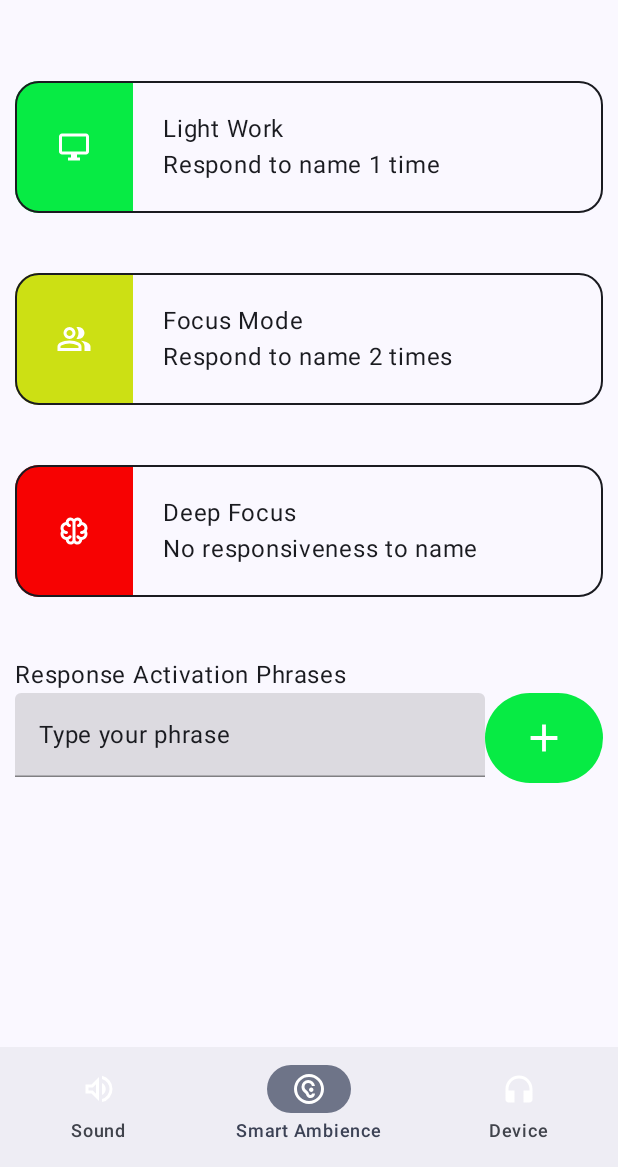
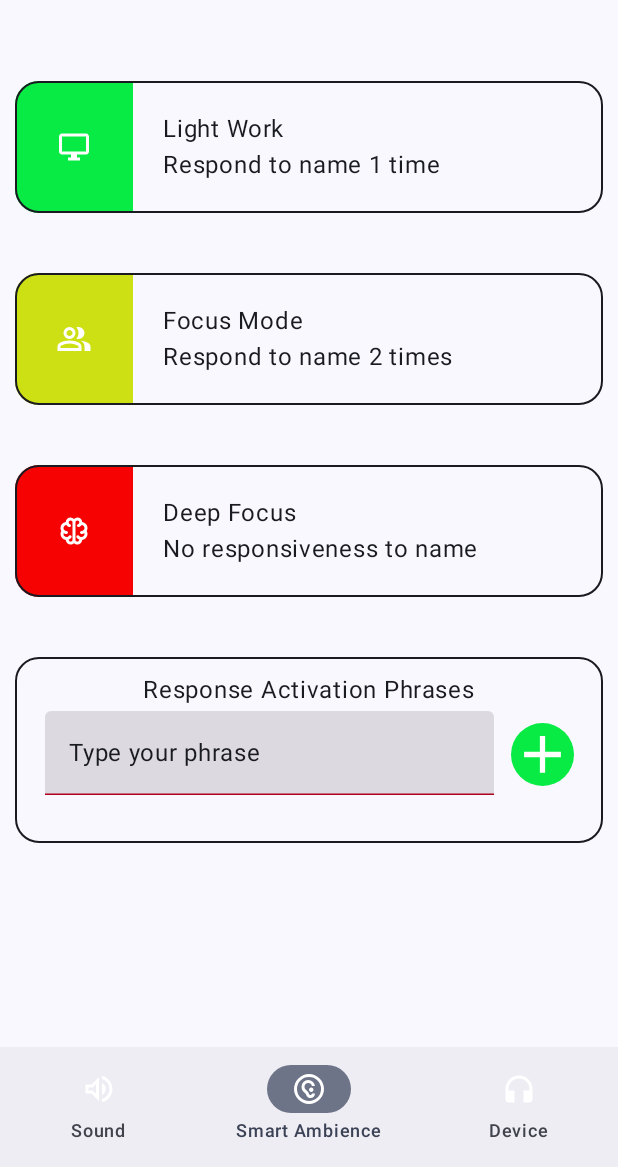
Before and after one commit to Bretan-Cezar/smart-audio-project, an Android app built with Jetpack Compose: the screen it shows after launch (MainActivity), on a phone screen of 412 x 824 dp, the part 69-1236 px from its top. Run offline under Robolectric (Android 15) with nearby library versions, the phone set to English and light mode, and no system bars.

Commit message:
Complete the design UI

```diff
--- a/SAMControlApp/app/src/main/java/com/bretancezar/samcontrolapp/navigation/AppNavigation.kt
+++ b/SAMControlApp/app/src/main/java/com/bretancezar/samcontrolapp/navigation/AppNavigation.kt
@@ -6,6 +6,7 @@ import android.content.Context
 import android.util.Log
 import androidx.annotation.RequiresPermission
 import androidx.compose.foundation.layout.size
+import androidx.compose.material.rememberScaffoldState
 import androidx.compose.material3.ExperimentalMaterial3Api
 import androidx.compose.material3.Icon
 import androidx.compose.runtime.Composable
@@ -40,7 +41,6 @@ import com.bretancezar.samcontrolapp.viewmodel.SmartAmbienceViewModel
 fun AppNavigation(
     applicationContext: Context
 ) {
-
     val navController = rememberNavController()
     val startDestination = Screens.SMART_AMBIENCE
     val navigationViewModel = viewModel {  NavigationViewModel(startDestination, navController) }
--- a/SAMControlApp/app/src/main/java/com/bretancezar/samcontrolapp/ui/screen/SmartAmbienceScreen.kt
+++ b/SAMControlApp/app/src/main/java/com/bretancezar/samcontrolapp/ui/screen/SmartAmbienceScreen.kt
@@ -1,26 +1,31 @@
 package com.bretancezar.samcontrolapp.ui.screen
 
-import android.graphics.Color
+import com.bretancezar.samcontrolapp.ui.theme.Red
 import com.bretancezar.samcontrolapp.R
 import androidx.compose.foundation.BorderStroke
 import androidx.compose.foundation.Image
 import androidx.compose.foundation.background
 import androidx.compose.foundation.border
 import androidx.compose.foundation.clickable
+import androidx.compose.foundation.gestures.scrollable
 import androidx.compose.foundation.horizontalScroll
 import androidx.compose.foundation.layout.Arrangement
 import androidx.compose.foundation.layout.Column
 import androidx.compose.foundation.layout.IntrinsicSize
+import androidx.compose.foundation.layout.PaddingValues
 import androidx.compose.foundation.layout.Row
 import androidx.compose.foundation.layout.fillMaxHeight
 import androidx.compose.foundation.layout.fillMaxSize
 import androidx.compose.foundation.layout.fillMaxWidth
 import androidx.compose.foundation.layout.height
 import androidx.compose.foundation.layout.padding
+import androidx.compose.foundation.layout.requiredWidth
 import androidx.compose.foundation.layout.size
+import androidx.compose.foundation.layout.width
 import androidx.compose.foundation.rememberScrollState
 import androidx.compose.foundation.shape.RoundedCornerShape
 import androidx.compose.foundation.shape.CircleShape
+import androidx.compose.foundation.verticalScroll
 import androidx.compose.material3.Button
 import androidx.compose.material3.ButtonDefaults
 import androidx.compose.material3.ExperimentalMaterial3Api
@@ -41,7 +46,10 @@ import androidx.compose.ui.Alignment
 import androidx.compose.ui.Modifier
 import androidx.compose.ui.graphics.Shape
 import androidx.compose.ui.res.painterResource
+import androidx.compose.ui.text.TextStyle
+import androidx.compose.ui.text.style.TextAlign
 import androidx.compose.ui.unit.dp
+import androidx.compose.ui.unit.sp
 import com.bretancezar.samcontrolapp.ui.theme.Green
 import com.bretancezar.samcontrolapp.utils.SmartAmbienceMode
 import com.bretancezar.samcontrolapp.viewmodel.SmartAmbienceViewModel
@@ -55,7 +63,8 @@ fun SmartAmbienceScreen(
     Column(
         modifier = Modifier
             .fillMaxWidth()
-            .padding(10.dp, 100.dp, 10.dp, 10.dp),
+            .padding(10.dp, 100.dp, 10.dp, 130.dp)
+            .verticalScroll(rememberScrollState()),
         horizontalAlignment = Alignment.CenterHorizontally,
         verticalArrangement = Arrangement.spacedBy(40.dp)
     ) {
@@ -152,20 +161,36 @@ fun PhrasesCard(
     val phrasesList by viewModel.phraseList.collectAsState()
 
     Column (
+        modifier = Modifier
+            .border(
+                BorderStroke(1.dp, MaterialTheme.colorScheme.onBackground),
+                shape = RoundedCornerShape(16.dp)
 
+            )
+            .padding(10.dp),
+        verticalArrangement = Arrangement.Top,
+        horizontalAlignment = Alignment.CenterHorizontally
     ) {
         Text("Response Activation Phrases")
 
         Row (
             modifier = Modifier
                 .height(60.dp)
+                .fillMaxWidth()
+                .padding(10.dp, 0.dp),
+            verticalAlignment = Alignment.CenterVertically,
+            horizontalArrangement = Arrangement.SpaceBetween,
         ) {
             TextField(
                 value = fieldText,
                 onValueChange = { fieldText = it },
+                isError = fieldText == "",
                 singleLine = true,
+                textStyle = TextStyle (
+                    fontSize = 16.sp
+                ),
                 modifier = Modifier
-                    .fillMaxWidth(fraction = 0.80f)
+                    .fillMaxWidth(fraction = 0.85f)
                     .horizontalScroll(rememberScrollState())
                     .background(MaterialTheme.colorScheme.background),
                 placeholder = {
@@ -178,11 +203,13 @@ fun PhrasesCard(
 
             Button(
                 onClick = {
-                    viewModel.addPhrase(fieldText)
+                    if (fieldText != "")
+                        viewModel.addPhrase(fieldText)
                 },
-                modifier = Modifier.fillMaxSize(),
+                modifier = Modifier.size(42.dp),
                 shape = CircleShape,
                 colors = ButtonDefaults.buttonColors(Green),
+                contentPadding = PaddingValues(0.dp)
 
             ) {
                 Image(
@@ -193,12 +220,31 @@ fun PhrasesCard(
             }
         }
         Column (
-
+            modifier = Modifier.padding(10.dp),
         ) {
             phrasesList.forEach {
-                Text (
-                    it
-                )
+                Row (
+                    verticalAlignment = Alignment.CenterVertically,
+                    horizontalArrangement = Arrangement.SpaceBetween,
+                    modifier = Modifier.fillMaxWidth().padding(0.dp, 5.dp)
+                ) {
+                    Text(
+                        it,
+                        Modifier.padding(10.dp),
+                        )
+                    Button(
+                        onClick = {viewModel.deletePhrase(it)},
+                        shape = CircleShape,
+                        colors = ButtonDefaults.buttonColors(Red),
+                        contentPadding = PaddingValues(0.dp),
+                        modifier = Modifier.padding(0.dp).size(42.dp)
+                    ) {
+                        Image(painterResource(
+                            R.drawable.remove_24px),
+                            contentDescription = null
+                        )
+                    }
+                }
             }
         }
     }
--- a/SAMControlApp/app/src/main/java/com/bretancezar/samcontrolapp/viewmodel/SmartAmbienceViewModel.kt
+++ b/SAMControlApp/app/src/main/java/com/bretancezar/samcontrolapp/viewmodel/SmartAmbienceViewModel.kt
@@ -31,10 +31,13 @@ class SmartAmbienceViewModel(
 
     fun addPhrase(phrase: String) {
 
-        val copy = _phraseList.value.toMutableList()
+        val copy = _phraseList.value.toMutableSet()
         copy.add(phrase)
 
         _phraseList.value = copy.toList()
     }
 
+    fun deletePhrase(phrase: String) {
+        _phraseList.value = _phraseList.value.filter { it != phrase }
+    }
 }
--- /dev/null
+++ b/SAMControlApp/app/src/main/res/drawable/remove_24px.xml
@@ -0,0 +1,9 @@
+<vector xmlns:android="http://schemas.android.com/apk/res/android"
+    android:width="24dp"
+    android:height="24dp"
+    android:viewportWidth="960"
+    android:viewportHeight="960">
+  <path
+      android:fillColor="@android:color/white"
+      android:pathData="M200,520L200,440L760,440L760,520L200,520Z"/>
+</vector>
--- a/SAMControlApp/gradle/libs.versions.toml
+++ b/SAMControlApp/gradle/libs.versions.toml
@@ -1,5 +1,5 @@
 [versions]
-agp = "8.10.0-alpha05"
+agp = "8.10.0"
 kotlin = "2.0.21"
 coreKtx = "1.16.0"
 junit = "4.13.2"
```
